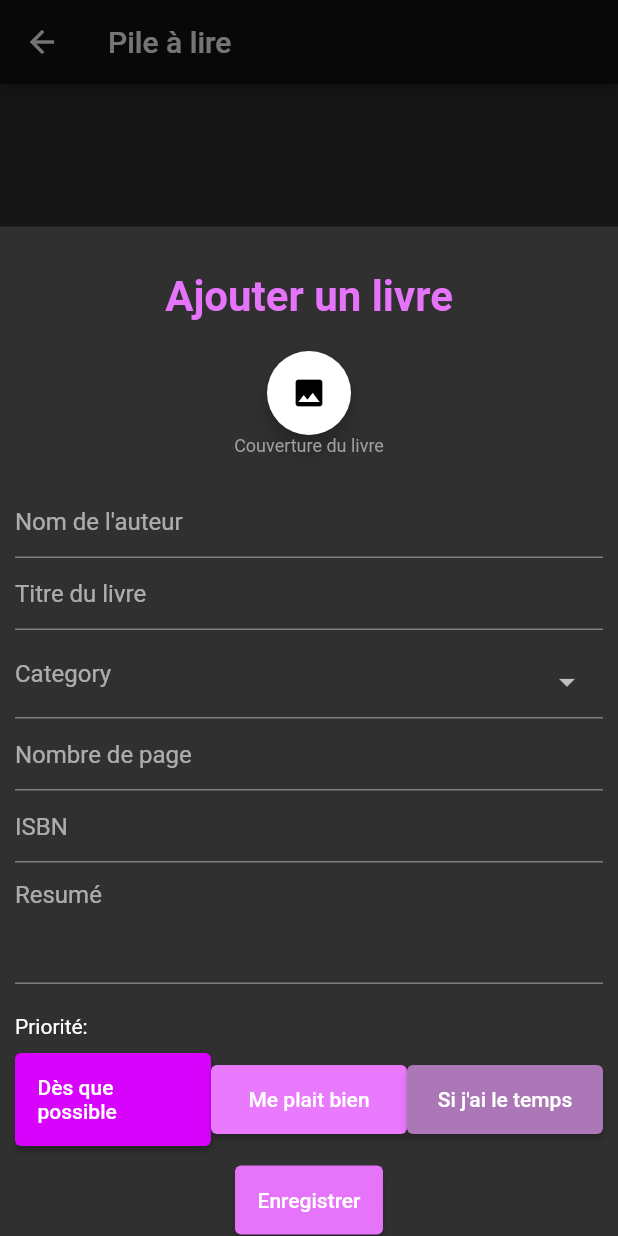
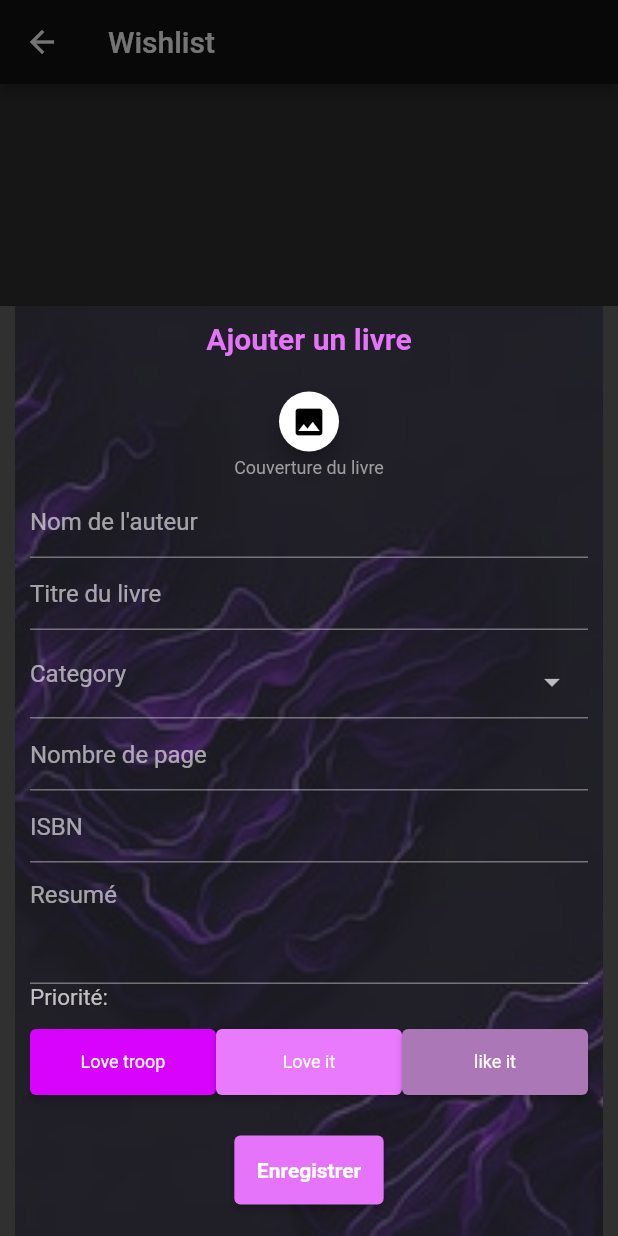
Before and after one commit to Andrianiiaina/AndrianQuote, a Flutter app: the PilALire screen opened directly, after a tap on the "add" icon, on a phone screen of 412 x 824 dp. Run offline on Flutter 3.47's test engine with Material 2 defaults, Android fonts, the phone set to English and light mode, and no system bars; drawn by our look-alikes of select_form_field; our stand-ins replace hive, hive_flutter, image_picker; accounts and stored records are empty; Roboto replaces fonts that are missing (San Francisco).

Commit message:
Quotee 1.0.1

```diff
--- /dev/null
+++ b/filee.json
@@ -0,0 +1 @@
+[{"id":7,"author":"rrrrrrrrrr","book":"rrrrrrrrrrrr","quote":"i say hey. what's going on?"},{"id":8,"author":"gfffffff","book":"fddddddddddd","quote":"now i really need to know. but the world is ugly, but you're beautiful to me."},{"id":9,"author":"oooo","book":"oo","quote":"i and  i see what i see. so i reash into this guy. spacema, enable to play sometime. is a better life with you. "},{"id":10,"author":"","book":"","quote":"ggggggg"},{"id":11,"author":"iiiiiiiiiiiiiiiiiiiioo","book":"oooooooooooooo","quote":""}]
--- a/lib/book/show_book.dart
+++ b/lib/book/show_book.dart
@@ -89,7 +89,7 @@ class _ShowBookState extends State<ShowBook> {
           ListTile(
             title: const Text(
               "A propos",
-              style: const TextStyle(fontSize: 18, fontFamily: 'verdana'),
+              style: TextStyle(fontSize: 18, fontFamily: 'verdana'),
             ),
             subtitle: Text(book!.resume),
           )
--- a/lib/main.dart
+++ b/lib/main.dart
@@ -11,8 +11,8 @@ void main() async {
   Hive.registerAdapter(QuotyClassAdapter());
   Hive.registerAdapter(BookClassAdapter());
 
-  //await Hive.deleteBoxFromDisk("quoty");
-  //await Hive.deleteBoxFromDisk("book");
+  // await Hive.deleteBoxFromDisk("quoty");
+  // await Hive.deleteBoxFromDisk("book");
   await Hive.openBox<QuotyClass>("quoty");
   await Hive.openBox<BookClass>("book");
 
--- a/lib/pil.dart
+++ b/lib/pil.dart
@@ -22,7 +22,7 @@ class _PilALireState extends State<PilALire> {
   @override
   Widget build(BuildContext context) {
     return Scaffold(
-      appBar: AppBar(title: const Text('Pile à lire')),
+      appBar: AppBar(title: const Text('Wishlist')),
       body: ReorderableListView(
         scrollDirection: Axis.vertical,
         onReorder: (oldIndex, newIndex) async {
@@ -38,11 +38,11 @@ class _PilALireState extends State<PilALire> {
         children: [
           for (int i = 0; i < books.length; i++)
             Container(
-                color: const Color.fromARGB(255, 71, 60, 59),
+                color: Color.fromARGB(255, 49, 44, 49),
                 margin: const EdgeInsets.all(2),
                 key: ValueKey(books[i]),
                 child: ListTile(
-                  leading: Icon(Icons.rectangle_rounded,
+                  leading: Icon(Icons.rectangle,
                       color: (books[i].note == "5")
                           ? const Color.fromARGB(255, 216, 3, 253)
                           : (books[i].note == "4")
--- a/lib/widgets/book_formulaire.dart
+++ b/lib/widgets/book_formulaire.dart
@@ -64,10 +64,19 @@ class _BookFormulaireState extends State<BookFormulaire> {
   @override
   Widget build(BuildContext context) {
     return SingleChildScrollView(
+      scrollDirection: Axis.vertical,
+      child: Container(
+        alignment: Alignment.center,
+        padding: const EdgeInsets.all(10),
+        decoration: const BoxDecoration(
+            image: DecorationImage(
+                opacity: 0.5,
+                image: AssetImage('assets/p (18).jpg'),
+                fit: BoxFit.cover)),
         child: Column(
           children: [
             textWidget("Ajouter un livre"),
-          SizedBox(height: 20),
+            const SizedBox(height: 20),
             if (currentImage.isNotEmpty)
               Image.file(
                 File(currentImage),
@@ -75,6 +84,7 @@ class _BookFormulaireState extends State<BookFormulaire> {
                 width: 150,
               ),
             FloatingActionButton(
+              mini: true,
               onPressed: () {
                 _pickPhoto(ImageSource.gallery);
               },
@@ -87,7 +97,7 @@ class _BookFormulaireState extends State<BookFormulaire> {
               "Couverture du livre",
               style: TextStyle(fontSize: 12, color: Colors.grey),
             ),
-          SizedBox(height: 20),
+            const SizedBox(height: 5),
             textFieldWidget(authorController, "Nom de l'auteur", false),
             textFieldWidget(titleController, "Titre du livre", false),
             SelectFormField(
@@ -96,17 +106,15 @@ class _BookFormulaireState extends State<BookFormulaire> {
               controller: categoryController,
               items: BookModel.bookCategory,
             ),
-          textFieldWidget(nbrpageController, "Nombre de page", false),
+            textFieldWidgetNumber(nbrpageController, "Nombre de page", false),
             textFieldWidget(isbnController, "ISBN", false),
             textareaWidget(resumeController, "Resumé", false),
-          const SizedBox(height: 20),
             if (widget.isFinished)
-            SizedBox(height: 20, child: star(stara))
+              SizedBox(height: 50, child: star(stara))
             else
               SizedBox(
-                height: 90,
+                  height: 100,
                   child: widget.isFinished ? star(stara) : priority()),
-          const SizedBox(height: 10),
             ElevatedButton(
               onPressed: () async {
                 final imageFile = File(currentImage);
@@ -126,22 +134,26 @@ class _BookFormulaireState extends State<BookFormulaire> {
                   isbn: isbnController.text,
                   nbrPage: nbrpageController.text,
                 );
-              if (widget.idBook == -1)
+                if (widget.idBook == -1) {
                   _addBook(boky);
-              else
+                } else {
                   _updateBook(widget.idBook, boky);
+                }
                 //message bien enregistrer
               },
               child: const Text(
                 'Enregistrer',
-              style: TextStyle(color: Colors.white),
+                style:
+                    TextStyle(color: Colors.white, fontWeight: FontWeight.bold),
               ),
               style: ButtonStyle(
                   backgroundColor: MaterialStateProperty.all(
                       Color.fromARGB(255, 230, 116, 250)),
-                padding: MaterialStateProperty.all(EdgeInsets.all(15))),
+                  padding: MaterialStateProperty.all(const EdgeInsets.all(15))),
             ),
+            const SizedBox(height: 10),
           ],
+        ),
       ),
     );
   }
@@ -197,21 +209,25 @@ class _BookFormulaireState extends State<BookFormulaire> {
     return Column(
       crossAxisAlignment: CrossAxisAlignment.start,
       children: [
-        const Text('Priorité:'),
+        const Text(
+          'Priorité:',
+          style: TextStyle(
+              color: Color.fromARGB(255, 196, 192, 192), fontSize: 15),
+        ),
         const SizedBox(height: 10),
         Row(mainAxisAlignment: MainAxisAlignment.spaceBetween, children: [
           Expanded(
               child: priorityButton(
                   // ignore: prefer_const_constructors
                   5,
-                  "Dès que possible",
+                  "Love troop",
                   const Color.fromARGB(255, 216, 3, 253))),
           Expanded(
-              child: priorityButton(4, "Me plait bien",
-                  const Color.fromARGB(255, 233, 121, 253))),
+              child: priorityButton(
+                  4, "Love it", const Color.fromARGB(255, 233, 121, 253))),
           Expanded(
               child: priorityButton(
-                  3, "Si j'ai le temps", Color.fromARGB(255, 172, 119, 182))),
+                  3, "like it", const Color.fromARGB(255, 172, 119, 182))),
         ])
       ],
     );
@@ -226,11 +242,12 @@ class _BookFormulaireState extends State<BookFormulaire> {
       },
       child: Text(
         titre,
-        style: const TextStyle(color: Colors.white),
+        style: const TextStyle(
+            color: Colors.white, fontWeight: FontWeight.w400, fontSize: 12),
       ),
       style: ButtonStyle(
           backgroundColor: MaterialStateProperty.all(color),
-          padding: MaterialStateProperty.all(EdgeInsets.all(15))),
+          padding: MaterialStateProperty.all(const EdgeInsets.all(15))),
     );
   }
 }
--- a/lib/widgets/quote_formulaire.dart
+++ b/lib/widgets/quote_formulaire.dart
@@ -35,11 +35,11 @@ class _QuoteFormulaireState extends State<QuoteFormulaire> {
     TextEditingController _quoty = TextEditingController();
     return Container(
       alignment: Alignment.center,
-      padding: const EdgeInsets.all(0),
+      padding: const EdgeInsets.all(20),
       decoration: const BoxDecoration(
           image: DecorationImage(
-              opacity: 0.2,
-              image: AssetImage('assets/p (8).jpg'),
+              opacity: 0.3,
+              image: AssetImage('assets/p (10).jpg'),
               fit: BoxFit.cover)),
       child: Column(
         children: [
--- a/lib/widgets/style.dart
+++ b/lib/widgets/style.dart
@@ -1,10 +1,11 @@
 import 'package:flutter/material.dart';
+import 'package:flutter/services.dart';
 
 Widget textWidget(texte) {
   return Text(
     texte,
     style: const TextStyle(
-        fontSize: 28,
+        fontSize: 20,
         color: Color.fromARGB(255, 230, 116, 250),
         fontWeight: FontWeight.bold,
         fontFamily: "San Francisco"),
@@ -17,6 +18,16 @@ Widget textFieldWidget(controller, text, readOnly) {
     decoration: InputDecoration(hintText: text),
     readOnly: readOnly,
     keyboardType: TextInputType.multiline,
+  );
+}
+
+Widget textFieldWidgetNumber(controller, text, readOnly) {
+  return TextField(
+    controller: controller,
+    decoration: InputDecoration(hintText: text),
+    readOnly: readOnly,
+    keyboardType: TextInputType.number,
+    inputFormatters: [FilteringTextInputFormatter.digitsOnly],
   );
 }
 
@@ -35,7 +46,7 @@ Widget iconBottomStyle(func, icon) {
   return IconButton(onPressed: func, icon: icon);
 }
 
-Future showForm(BuildContext context, truc) async {
+Future showForm(BuildContext context, child) async {
   await showModalBottomSheet(
     context: context,
     isScrollControlled: true,
@@ -43,10 +54,10 @@ Future showForm(BuildContext context, truc) async {
     builder: (_) => Container(
       padding: EdgeInsets.only(
           left: 10,
-          top: 30,
+          top: 0,
           right: 10,
           bottom: MediaQuery.of(context).viewInsets.bottom),
-      child: truc,
+      child: child,
     ),
   );
 }
@@ -57,7 +68,7 @@ Widget star(int nbr) {
       itemCount: 5,
       itemBuilder: ((context, index) {
         return Icon(
-          (index < nbr) ? Icons.star : Icons.star_outline,
+          (index < nbr) ? Icons.star : Icons.star,
           size: 15,
           color: (index < nbr)
               ? const Color.fromARGB(255, 236, 149, 252)
```
Also changed, not shown: lib/book/book.dart (+12 -17 lines), lib/models/sauvegarde.dart (added, +95 -0 lines), lib/quote/quote.dart (+15 -0 lines). Lines whose indentation alone changed are shown as unchanged.
